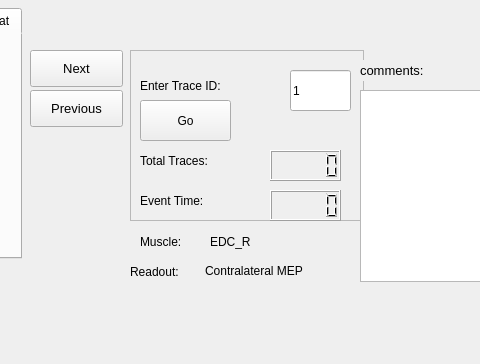
Above: offspect/gui/uis/visual_inspection_gui_LR.ui from neuromti/tool-offspect before the change; both pictures show x 340 to 820 and y 400 to 764 of the 979 by 764 pixel window. Below: the same form after it.
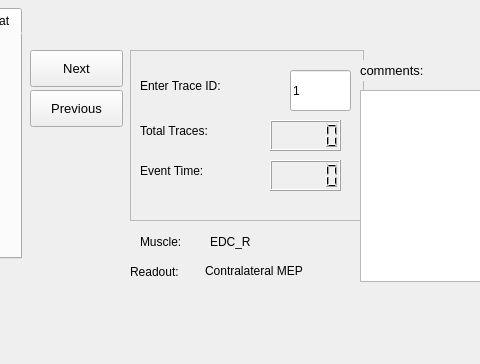
That is the form after the change. Custom widgets are drawn as their Qt base class.

Commit message: Removed GO button for random accessing of traces

```diff
--- a/offspect/gui/uis/visual_inspection_gui_LR.ui
+++ b/offspect/gui/uis/visual_inspection_gui_LR.ui
@@ -199,7 +199,7 @@
      <property name="geometry">
       <rect>
        <x>140</x>
-       <y>100</y>
+       <y>70</y>
        <width>71</width>
        <height>31</height>
       </rect>
@@ -214,7 +214,7 @@
      <property name="geometry">
       <rect>
        <x>10</x>
-       <y>90</y>
+       <y>60</y>
        <width>131</width>
        <height>41</height>
       </rect>
@@ -232,7 +232,7 @@
      <property name="geometry">
       <rect>
        <x>140</x>
-       <y>140</y>
+       <y>110</y>
        <width>71</width>
        <height>31</height>
       </rect>
@@ -247,7 +247,7 @@
      <property name="geometry">
       <rect>
        <x>10</x>
-       <y>130</y>
+       <y>100</y>
        <width>131</width>
        <height>41</height>
       </rect>
@@ -261,24 +261,6 @@
       <string>Event Time:</string>
      </property>
     </widget>
-    <widget class="QPushButton" name="trace_update_button">
-     <property name="geometry">
-      <rect>
-       <x>10</x>
-       <y>50</y>
-       <width>91</width>
-       <height>41</height>
-      </rect>
-     </property>
-     <property name="font">
-      <font>
-       <pointsize>9</pointsize>
-      </font>
-     </property>
-     <property name="text">
-      <string>Go</string>
-     </property>
-    </widget>
    </widget>
    <widget class="QLineEdit" name="examiner_name">
     <property name="geometry">
```
Left out of the diff: 2 changed lines with no effect on the pictures. The commit also changes 6 other files.
